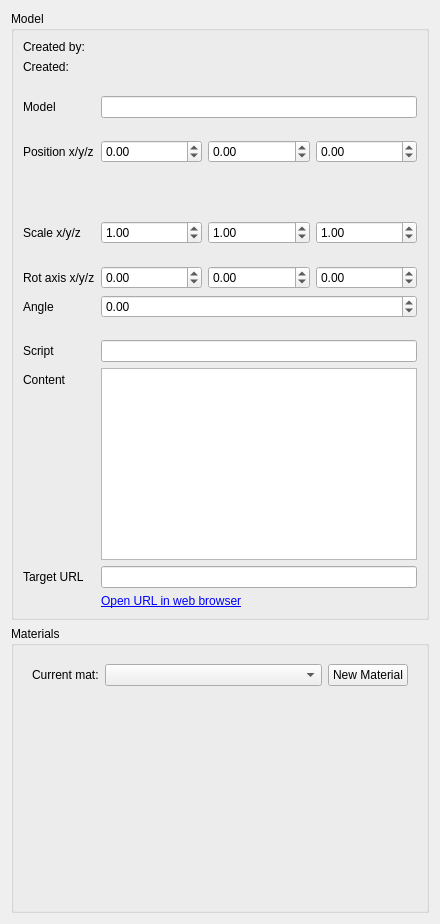
Qt form gui_client/ObjectEditor.ui (shipilovden/substrata-metasiberia) before a commit.
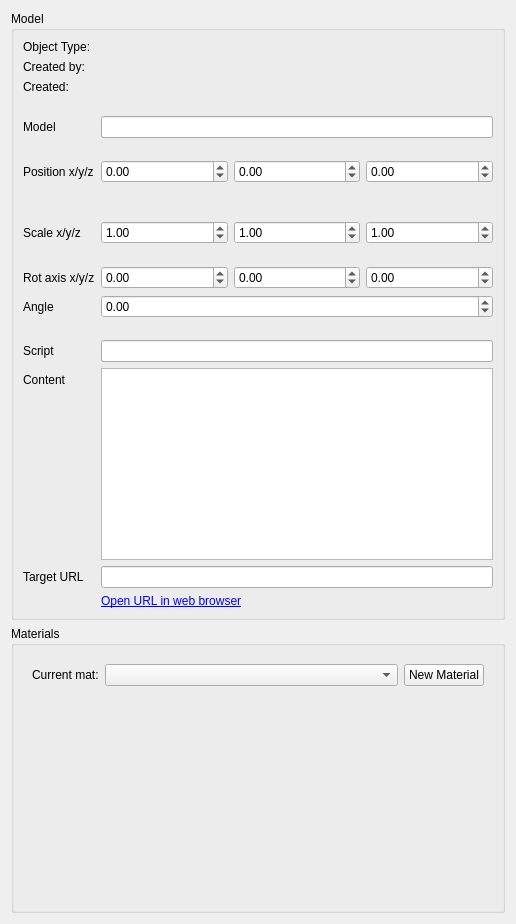
The same form after that commit. Custom widgets are drawn as their Qt base class.

Commit message: When creating a voxel object, start with a single voxel. Fixed help text for mouse wheel. Showing object type in object editor. Hiding model field for voxel group in object editor.

```diff
--- a/gui_client/ObjectEditor.ui
+++ b/gui_client/ObjectEditor.ui
@@ -6,7 +6,7 @@
    <rect>
     <x>0</x>
     <y>0</y>
-    <width>440</width>
+    <width>516</width>
     <height>924</height>
    </rect>
   </property>
@@ -20,35 +20,35 @@
       <string>Model</string>
      </property>
      <layout class="QFormLayout" name="formLayout">
-      <item row="0" column="0">
+      <item row="1" column="0">
        <widget class="QLabel" name="label_11">
         <property name="text">
          <string>Created by:</string>
         </property>
        </widget>
       </item>
-      <item row="0" column="1">
+      <item row="1" column="1">
        <widget class="QLabel" name="createdByLabel">
         <property name="text">
          <string/>
         </property>
        </widget>
       </item>
-      <item row="1" column="0">
+      <item row="2" column="0">
        <widget class="QLabel" name="label_10">
         <property name="text">
          <string>Created:</string>
         </property>
        </widget>
       </item>
-      <item row="1" column="1">
-       <widget class="QLabel" name="createdTimeLabel">
-        <property name="text">
-         <string/>
-        </property>
-       </widget>
-      </item>
       <item row="2" column="1">
+       <widget class="QLabel" name="createdTimeLabel">
+        <property name="text">
+         <string/>
+        </property>
+       </widget>
+      </item>
+      <item row="3" column="1">
        <spacer name="verticalSpacer_4">
         <property name="orientation">
          <enum>Qt::Vertical</enum>
@@ -64,17 +64,17 @@
         </property>
        </spacer>
       </item>
-      <item row="3" column="0">
+      <item row="4" column="0">
        <widget class="QLabel" name="modelLabel">
         <property name="text">
          <string>Model</string>
         </property>
        </widget>
       </item>
-      <item row="3" column="1">
-       <widget class="FileSelectWidget" name="modelFileSelectWidget"/>
-      </item>
       <item row="4" column="1">
+       <widget class="FileSelectWidget" name="modelFileSelectWidget"/>
+      </item>
+      <item row="5" column="1">
        <spacer name="verticalSpacer">
         <property name="orientation">
          <enum>Qt::Vertical</enum>
@@ -90,14 +90,14 @@
         </property>
        </spacer>
       </item>
-      <item row="5" column="0">
+      <item row="6" column="0">
        <widget class="QLabel" name="label_3">
         <property name="text">
          <string>Position x/y/z</string>
         </property>
        </widget>
       </item>
-      <item row="5" column="1">
+      <item row="6" column="1">
        <widget class="QWidget" name="widget_4" native="true">
         <layout class="QHBoxLayout" name="horizontalLayout_4">
          <property name="leftMargin">
@@ -154,14 +154,14 @@
         </layout>
        </widget>
       </item>
-      <item row="7" column="0">
+      <item row="8" column="0">
        <widget class="QLabel" name="label_2">
         <property name="text">
          <string>Scale x/y/z </string>
         </property>
        </widget>
       </item>
-      <item row="7" column="1">
+      <item row="8" column="1">
        <widget class="QWidget" name="widget_2" native="true">
         <layout class="QHBoxLayout" name="horizontalLayout_2">
          <property name="spacing">
@@ -227,7 +227,7 @@
         </layout>
        </widget>
       </item>
-      <item row="8" column="1">
+      <item row="9" column="1">
        <spacer name="verticalSpacer_2">
         <property name="orientation">
          <enum>Qt::Vertical</enum>
@@ -243,14 +243,14 @@
         </property>
        </spacer>
       </item>
-      <item row="9" column="0">
+      <item row="10" column="0">
        <widget class="QLabel" name="label_5">
         <property name="text">
          <string>Rot axis x/y/z</string>
         </property>
        </widget>
       </item>
-      <item row="9" column="1">
+      <item row="10" column="1">
        <widget class="QWidget" name="widget_3" native="true">
         <layout class="QHBoxLayout" name="horizontalLayout_3">
          <property name="leftMargin">
@@ -307,14 +307,14 @@
         </layout>
        </widget>
       </item>
-      <item row="10" column="0">
+      <item row="11" column="0">
        <widget class="QLabel" name="label_8">
         <property name="text">
          <string>Angle</string>
         </property>
        </widget>
       </item>
-      <item row="10" column="1">
+      <item row="11" column="1">
        <widget class="QDoubleSpinBox" name="rotAngleDoubleSpinBox">
         <property name="minimum">
          <double>-100.000000000000000</double>
@@ -327,7 +327,7 @@
         </property>
        </widget>
       </item>
-      <item row="11" column="1">
+      <item row="12" column="1">
        <spacer name="verticalSpacer_3">
         <property name="orientation">
          <enum>Qt::Vertical</enum>
@@ -343,24 +343,24 @@
         </property>
        </spacer>
       </item>
-      <item row="12" column="0">
+      <item row="13" column="0">
        <widget class="QLabel" name="label_9">
         <property name="text">
          <string>Script</string>
         </property>
        </widget>
       </item>
-      <item row="12" column="1">
+      <item row="13" column="1">
        <widget class="FileSelectWidget" name="scriptFileSelectWidget"/>
       </item>
-      <item row="14" column="0">
+      <item row="15" column="0">
        <widget class="QLabel" name="label_12">
         <property name="text">
          <string>Content</string>
         </property>
        </widget>
       </item>
-      <item row="14" column="1">
+      <item row="15" column="1">
        <widget class="QTextEdit" name="contentTextEdit">
         <property name="minimumSize">
          <size>
@@ -370,24 +370,24 @@
         </property>
        </widget>
       </item>
-      <item row="15" column="0">
+      <item row="16" column="0">
        <widget class="QLabel" name="targetURLLabel">
         <property name="text">
          <string>Target URL</string>
         </property>
        </widget>
       </item>
-      <item row="15" column="1">
-       <widget class="QLineEdit" name="targetURLLineEdit"/>
-      </item>
       <item row="16" column="1">
+       <widget class="QLineEdit" name="targetURLLineEdit"/>
+      </item>
+      <item row="17" column="1">
        <widget class="QLabel" name="visitURLLabel">
         <property name="text">
          <string>&lt;a href=&quot;#boo&quot;&gt;Open URL in web browser&lt;/a&gt;</string>
         </property>
        </widget>
       </item>
-      <item row="6" column="1">
+      <item row="7" column="1">
        <spacer name="verticalSpacer_5">
         <property name="orientation">
          <enum>Qt::Vertical</enum>
@@ -400,6 +400,20 @@
         </property>
        </spacer>
       </item>
+      <item row="0" column="0">
+       <widget class="QLabel" name="label_4">
+        <property name="text">
+         <string>Object Type:</string>
+        </property>
+       </widget>
+      </item>
+      <item row="0" column="1">
+       <widget class="QLabel" name="objectTypeLabel">
+        <property name="text">
+         <string/>
+        </property>
+       </widget>
+      </item>
      </layout>
     </widget>
    </item>
```
The commit also changes 2 other files.
